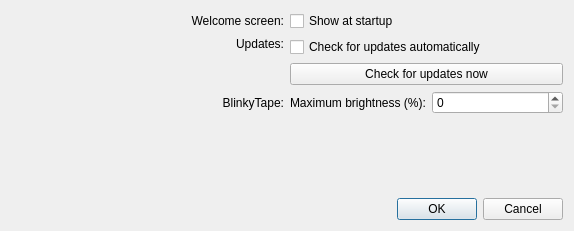
Qt form src/app/gui/preferences.ui (Blinkinlabs/PatternPaint) before a commit.
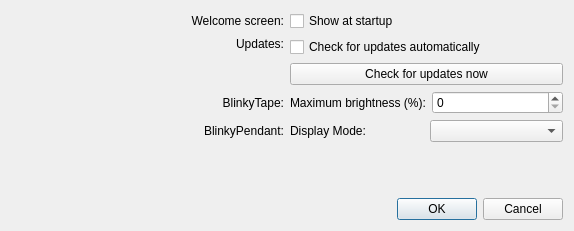
The same form after that commit.

Commit message: BlinkyPendant: Allow display mode to be chosen

```diff
--- a/src/app/gui/preferences.ui
+++ b/src/app/gui/preferences.ui
@@ -88,6 +88,30 @@
        </item>
       </layout>
      </item>
+     <item row="3" column="0">
+      <widget class="QLabel" name="label_2">
+       <property name="text">
+        <string>BlinkyPendant:</string>
+       </property>
+       <property name="alignment">
+        <set>Qt::AlignRight|Qt::AlignTrailing|Qt::AlignVCenter</set>
+       </property>
+      </widget>
+     </item>
+     <item row="3" column="1">
+      <layout class="QHBoxLayout" name="horizontalLayout">
+       <item>
+        <widget class="QLabel" name="label_6">
+         <property name="text">
+          <string>Display Mode:</string>
+         </property>
+        </widget>
+       </item>
+       <item>
+        <widget class="QComboBox" name="blinkyPendantDisplayMode"/>
+       </item>
+      </layout>
+     </item>
     </layout>
    </item>
    <item>
```
The commit also changes 6 other files.
